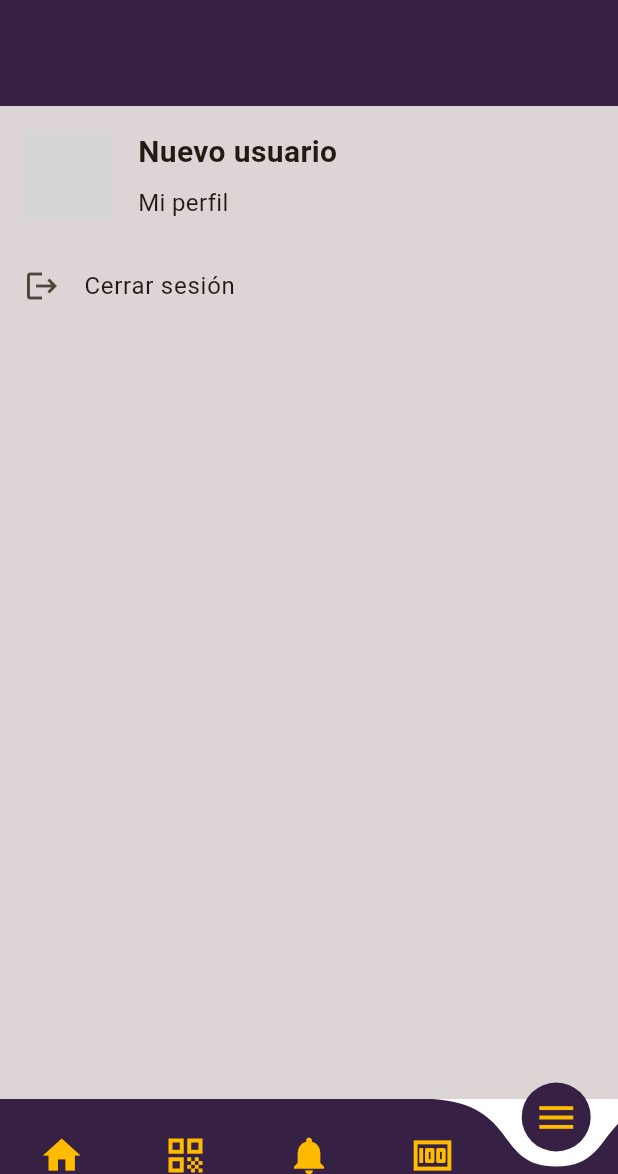
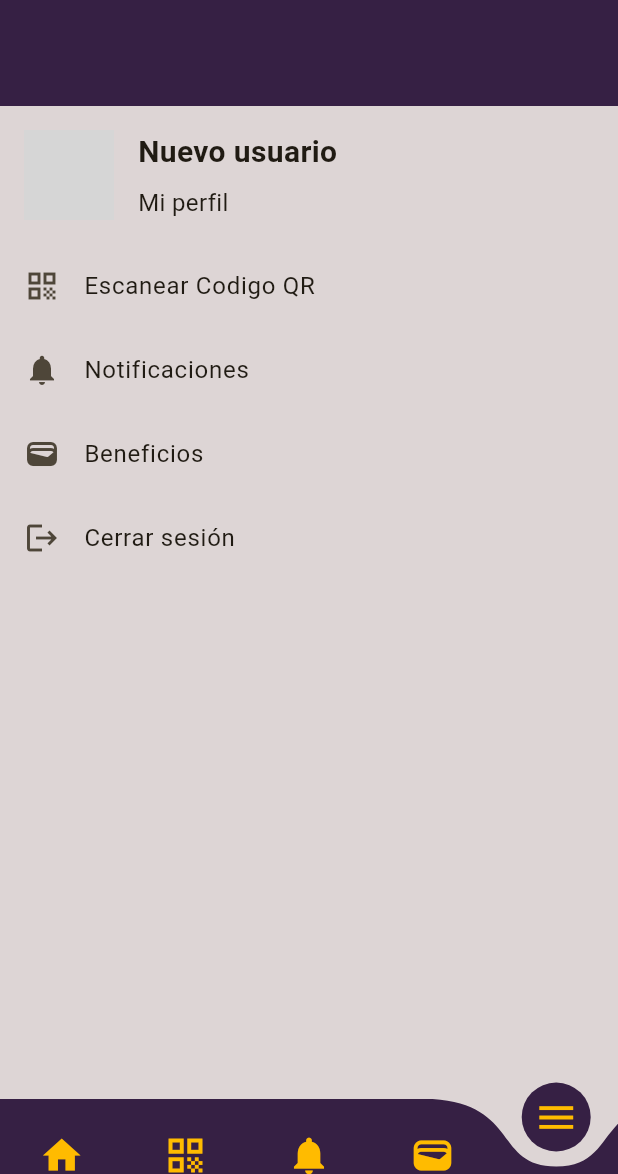
Before and after one commit to santiconstantopoulos/proyecto_gimnasio_esquel, a Flutter app: the screen it shows once a user with an empty profile is signed in, item 5 of the bottom bar chosen, on a phone screen of 412 x 824 dp, the part 62-1236 px from its top. Run offline on Flutter 3.47's test engine with Material 3 defaults, Android fonts, the light colour scheme and no system bars; drawn by our look-alikes of curved_navigation_bar; our stand-ins replace cloud_firestore, firebase_auth, firebase_core, firebase_storage, image_picker, qr_flutter and 1 more; missing offline and left inert: firebase_ui_auth, firebase_ui_oauth_google, qr_code_scanner; accounts and stored records are empty; network calls fail; grey boxes are pictures that could not be loaded.

Commit message:
code review

```diff
--- a/lib/features/app_strings.dart
+++ b/lib/features/app_strings.dart
@@ -42,6 +42,8 @@ class AppStrings {
   static const String newBenefitNotificationTitle = 'Nuevo beneficio';
   static const String newBenefitNotificationBody = '20% off en proteínas';
   static const String beneficios = 'Beneficios';
+  static const String qrCode = 'Escanear Codigo QR';
+  static const String notifications = 'Notificaciones';
 
   // Otros
   static const String confirm = 'Confirmar';
--- a/lib/features/benefits/benefits_screen.dart
+++ b/lib/features/benefits/benefits_screen.dart
@@ -35,7 +35,6 @@ class _BenefitsScreenState extends State<BenefitsScreen> {
       benefits = await _benefitsService.getBenefits();
       setState(() {});
     } catch (e) {
-      print('Error al cargar los beneficios: $e');
       ScaffoldMessenger.of(context).showSnackBar(
         SnackBar(content: Text('Error al cargar los beneficios: $e')),
       );
--- a/lib/features/home/home.dart
+++ b/lib/features/home/home.dart
@@ -23,8 +23,7 @@ class _HomeScreenState extends State<HomeScreen>
   bool _isAdmin = false;
   bool _loading = true;
 
-  final Icon _qrIcon = const Icon(Icons.qr_code,
-      size: 30, color: Color.fromARGB(255, 255, 187, 0));
+  // Eliminamos _qrIcon, ya que no es necesario aquí.
 
   @override
   void initState() {
@@ -54,21 +53,27 @@ class _HomeScreenState extends State<HomeScreen>
     const QrCodeScreen(),
     const NotificationsScreen(),
     const CreditsScreen(),
+    const BenefitsScreen(),
     const MenuScreen(),
   ];
 
-  // Íconos para usuarios normales y administradores (solo un listado ahora)
-  final List<Widget> _icons = const <Widget>[
+  final List<Widget> _userIcons = const <Widget>[
     Icon(Icons.home, size: 30, color: Color.fromARGB(255, 255, 187, 0)),
-    Icon(Icons.qr_code,
-        size: 30, color: Color.fromARGB(255, 255, 187, 0)), //  icono QR
-    Icon(Icons.notifications,
-        size: 30, color: Color.fromARGB(255, 255, 187, 0)),
-    Icon(Icons.money,
-        size: 30,
-        color: Color.fromARGB(255, 255, 187, 0)), //  icono de créditos
+    Icon(Icons.qr_code, size: 30, color: Color.fromARGB(255, 255, 187, 0)),
+    Icon(Icons.notifications, size: 30, color: Color.fromARGB(255, 255, 187, 0)),
+    Icon(Icons.wallet, size: 30, color: Color.fromARGB(255, 255, 187, 0)),
     Icon(Icons.menu, size: 30, color: Color.fromARGB(255, 255, 187, 0)),
   ];
+
+  final List<Widget> _adminIcons = const <Widget>[
+    Icon(Icons.home, size: 30, color: Color.fromARGB(255, 255, 187, 0)),
+    Icon(Icons.qr_code, size: 30, color: Color.fromARGB(255, 255, 187, 0)),
+    Icon(Icons.notifications, size: 30, color: Color.fromARGB(255, 255, 187, 0)),
+    Icon(Icons.money, size: 30, color: Color.fromARGB(255, 255, 187, 0)), // Icono para Créditos
+    Icon(Icons.wallet, size: 30, color: Color.fromARGB(255, 255, 187, 0)),
+    Icon(Icons.menu, size: 30, color: Color.fromARGB(255, 255, 187, 0)),
+  ];
+
 
   @override
   Widget build(BuildContext context) {
@@ -79,29 +84,18 @@ class _HomeScreenState extends State<HomeScreen>
     }
 
     return Scaffold(
-      body: _isAdmin
-          ? _adminScreens[_selectedIndex]
-          : _userScreens[_selectedIndex],
+      body: _isAdmin ? _adminScreens[_selectedIndex] : _userScreens[_selectedIndex],
       bottomNavigationBar: CurvedNavigationBar(
         index: _selectedIndex,
         height: 50,
-        items: _icons,
+        items: _isAdmin ? _adminIcons : _userIcons, // Seleccionamos la lista correcta de iconos
         onTap: (index) {
           setState(() {
             _selectedIndex = index;
-            // Si se selecciona el botón QR, navega a GenerateQRPage solo si está habilitado
-            if (index == 1 && _qrIcon.icon == Icons.qr_code) {
-              Navigator.push(
-                context,
-                MaterialPageRoute(
-                  builder: (context) => const QrCodeScreen(),
-                ),
-              );
-            }
           });
         },
         color: const Color.fromARGB(255, 54, 32, 68),
-        backgroundColor: Colors.white,
+        backgroundColor: const Color.fromARGB(255, 221, 213, 213),
         animationDuration: const Duration(milliseconds: 300),
         animationCurve: Curves.easeInOut,
       ),
--- a/lib/features/menu/menu_screen.dart
+++ b/lib/features/menu/menu_screen.dart
@@ -4,7 +4,10 @@ import 'package:cloud_firestore/cloud_firestore.dart';
 import 'package:firebase_storage/firebase_storage.dart';
 import 'package:flutter/material.dart';
 import 'package:proyecto_gimnasio_esquel/features/app_strings.dart';
+import 'package:proyecto_gimnasio_esquel/features/benefits/benefits_screen.dart';
 import 'package:proyecto_gimnasio_esquel/features/login/auth_screen.dart';
+import 'package:proyecto_gimnasio_esquel/features/notifications/notifications_screen.dart';
+import 'package:proyecto_gimnasio_esquel/features/qr/qr_code_screen.dart';
 import 'package:proyecto_gimnasio_esquel/services/auth_service.dart';
 import 'package:proyecto_gimnasio_esquel/features/profile/profile_screen.dart';
 import 'package:proyecto_gimnasio_esquel/services/profile_services.dart';
@@ -73,8 +76,7 @@ class _MenuScreenState extends State<MenuScreen> {
               child: Row(
                 children: [
                   CircleAvatar(
-                    backgroundImage:
-                        NetworkImage(profileImageUrl),
+                    backgroundImage: NetworkImage(profileImageUrl),
                     radius: 30,
                   ),
                   const SizedBox(width: 16),
@@ -116,10 +118,45 @@ class _MenuScreenState extends State<MenuScreen> {
           const Padding(
             padding: EdgeInsets.symmetric(horizontal: 16.0),
           ),
-          // Resto de las opciones del menú
           Expanded(
             child: ListView(
               children: [
+                ListTile(
+                  leading: const Icon(Icons.qr_code),
+                  title: const Text(AppStrings.qrCode),
+                  onTap: () {
+                    Navigator.push(
+                      context,
+                      MaterialPageRoute(
+                        builder: (context) => const QrCodeScreen(),
+                      ),
+                    );
+                  },
+                ),
+                ListTile(
+                  leading: const Icon(Icons.notifications),
+                  title: const Text(AppStrings.notifications),
+                  onTap: () {
+                    Navigator.push(
+                      context,
+                      MaterialPageRoute(
+                        builder: (context) => const NotificationsScreen(),
+                      ),
+                    );
+                  },
+                ),
+                ListTile(
+                  leading: const Icon(Icons.wallet),
+                  title: const Text(AppStrings.beneficios),
+                  onTap: () {
+                    Navigator.push(
+                      context,
+                      MaterialPageRoute(
+                        builder: (context) => const BenefitsScreen(),
+                      ),
+                    );
+                  },
+                ),
                 ListTile(
                   leading: const Icon(Icons.logout),
                   title: const Text(AppStrings.logoutMessage),
@@ -133,8 +170,7 @@ class _MenuScreenState extends State<MenuScreen> {
                           actions: [
                             TextButton(
                               onPressed: () {
-                                Navigator.of(context)
-                                    .pop();
+                                Navigator.of(context).pop();
                               },
                               child: const Text('Cancelar'),
                             ),
```
Also changed, not shown: lib/firebase_options.dart.
